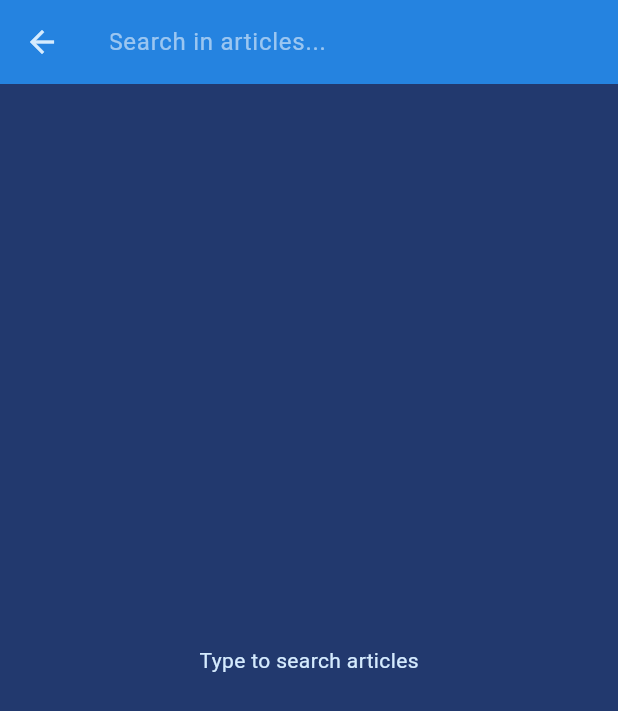
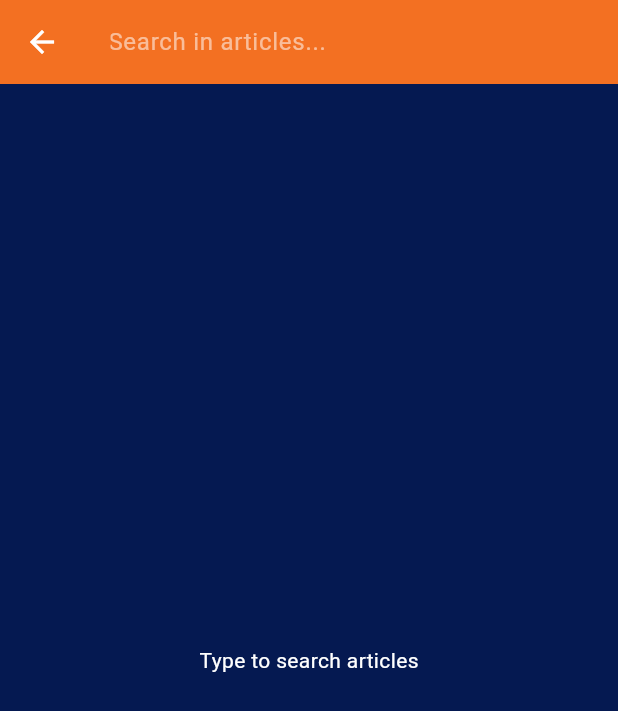
Before and after one commit to pranav2310/cyber_security_handbook, a Flutter app: the screen it shows after launch, scrolled down 212 dp, after a tap on the "search" icon, on a phone screen of 412 x 824 dp. Shown: the top 711 px of the screen. Run offline on Flutter 3.47's test engine with Material 3 defaults, Android fonts, the phone set to English and light mode, and no system bars; our stand-ins replace scrollable_positioned_list; missing offline and left inert: gpt_markdown.

Commit message:
Final Commit

```diff
--- a/lib/main.dart
+++ b/lib/main.dart
@@ -1,5 +1,9 @@
 import 'package:cyber_security/starting_grid.dart';
 import 'package:flutter/material.dart';
+
+final Color orange = const Color(0xFFF37022);
+final Color blue = const Color(0xFF051951);
+final Color white = const Color(0xFFFFFFFF);
 
 void main() {
   runApp(const MyApp());
@@ -11,24 +15,24 @@ class MyApp extends StatelessWidget {
   @override
   Widget build(BuildContext context) {
     return MaterialApp(
-      title: 'CyberGuard Handbook',
+      title: 'Cyber Security Handbook',
       theme: ThemeData(
         appBarTheme: AppBarTheme(
-          color: Color.fromARGB(255, 37, 131, 224)
+          color: orange
         ),
         iconTheme: IconThemeData(
-          color: Colors.white
+          color: blue
         ),
         colorScheme: ColorScheme(
           brightness: Brightness.light,
-          primary: Color.fromARGB(255, 37, 131, 224),
-          onPrimary: Color(0xFFFFFFFF),
-          secondary: Color(0xFF3ad0ff),
-          onSecondary: Color(0xFFB3B3B3),
+          primary: orange,
+          onPrimary: blue,
+          secondary: white,
+          onSecondary: blue,
           error: Colors.red,
-          onError: Colors.black,
-          surface: Color(0xFF22396e),
-          onSurface: Color.fromARGB(255, 213, 235, 254)
+          onError: white,
+          surface: blue,
+          onSurface: white
         )
       ),
       home: const StartingGrid(),
--- a/lib/starting_grid.dart
+++ b/lib/starting_grid.dart
@@ -1,7 +1,12 @@
 // starting_grid.dart
 import 'package:cyber_security/screens/search_screen.dart';
 import 'package:cyber_security/widgets/starting_grid_item.dart';
+import 'package:flutter/foundation.dart';
 import 'package:flutter/material.dart';
+
+final Color orange = const Color(0xFFF37022);
+final Color blue = const Color(0xFF051951);
+final Color white = const Color(0xFFFFFFFF);
 
 class StartingGrid extends StatelessWidget {
   const StartingGrid({super.key});
@@ -52,7 +57,14 @@ class StartingGrid extends StatelessWidget {
     };
     return Scaffold(
       appBar: AppBar(
-        title: const Text('CyberGuard Handbook'),
+        title: const Text(
+          'CyberGuard Handbook',
+          style: TextStyle(
+            color: Color(0xFF051951),
+            fontWeight: FontWeight.bold,
+            fontSize: 24
+          ),
+        ),
         actions: [
           IconButton(onPressed: (){
             Navigator.push(context, MaterialPageRoute(
@@ -65,7 +77,7 @@ class StartingGrid extends StatelessWidget {
         padding: const EdgeInsets.all(24),
         gridDelegate: const SliverGridDelegateWithFixedCrossAxisCount(
           crossAxisCount: 2,
-          childAspectRatio: 3 / 3,
+          childAspectRatio: kIsWeb? 4/3 : 3 / 3,
           crossAxisSpacing: 15,
           mainAxisSpacing: 15,
         ),
```
Also changed, not shown: lib/widgets/section_drawer.dart (+11 -3 lines).
